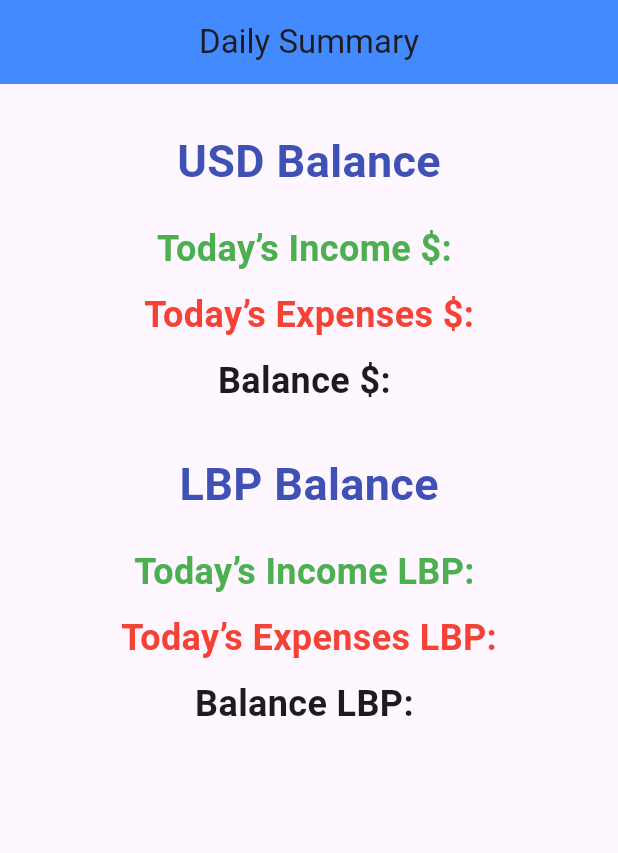
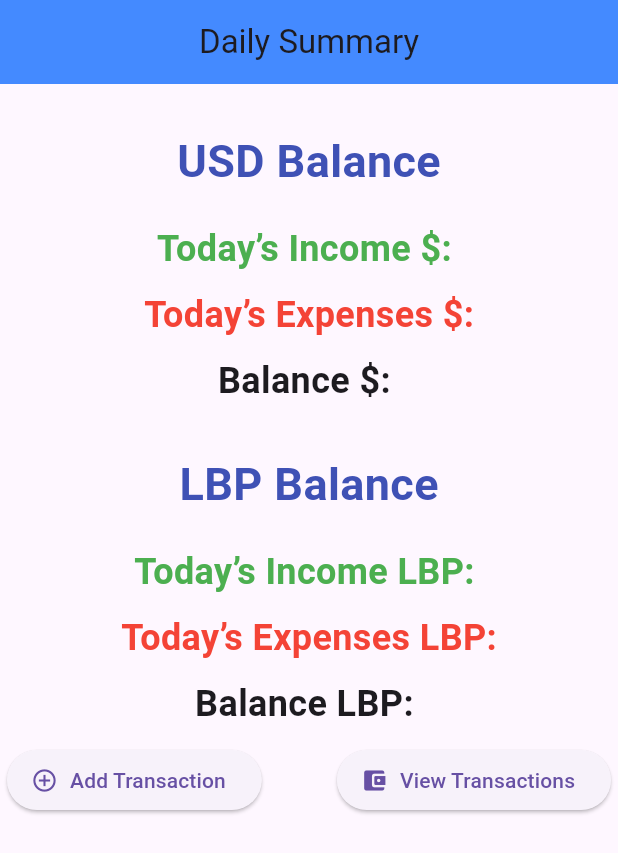
Before and after one commit to Mohamad-Boustani/mobile_1_project_1, a Flutter app: the screen it shows after launch, on a phone screen of 412 x 824 dp. Shown: the top 853 px of the screen. Run offline on Flutter 3.47's test engine with Material 3 defaults, Android fonts, the phone set to English and light mode, and no system bars.

Commit message:
added 2 new buttons with styling

```diff
--- a/lib/HomePage.dart
+++ b/lib/HomePage.dart
@@ -101,6 +101,23 @@ class _HomePageState extends State<HomePage> {
               "Balance LBP: ",
               style: TextStyle(fontWeight: FontWeight.bold, fontSize: 24),
             ),
+            SizedBox(height: 10,),
+            Row(
+              mainAxisAlignment: MainAxisAlignment.center,
+              children: [
+                ElevatedButton.icon(
+                  onPressed: () {},
+                  icon: Icon(Icons.add_circle_outline),
+                  label: Text("Add Transaction"),
+                ),
+                SizedBox(width: 50),
+                ElevatedButton.icon(
+                  onPressed: () {},
+                  icon: Icon(Icons.account_balance_wallet_rounded),
+                  label: Text("View Transactions"),
+                ),
+              ],
+            ),
           ],
         ),
       ),
```
